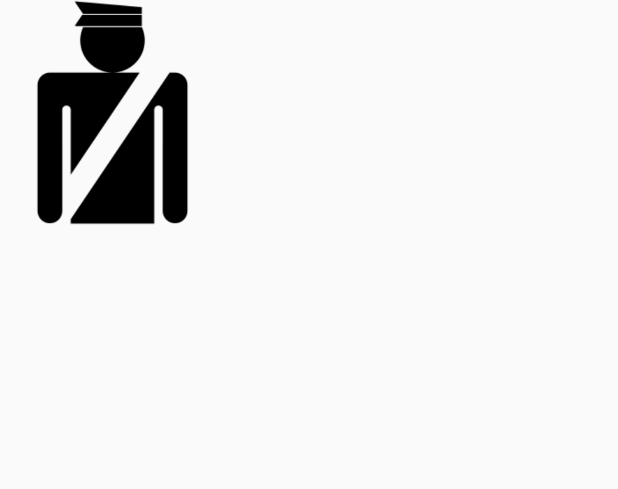
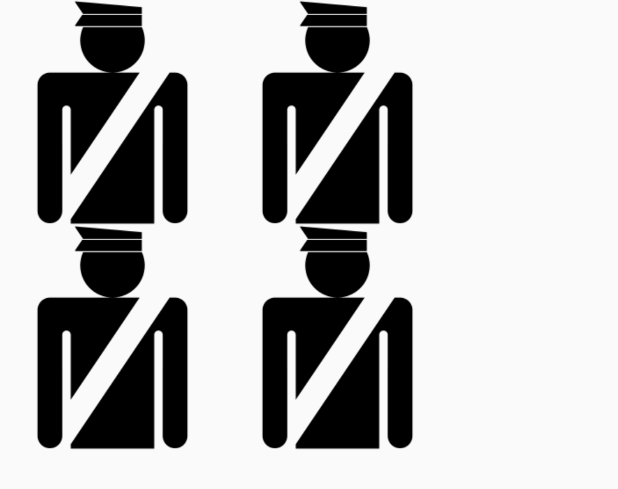
Before and after one commit to chiraphon303/EmerCall22, an Android app: the layout fragment_police.xml on its own in the app's theme, with its tools: preview values and no code run, on a phone screen of 412 x 824 dp. Shown: the top 489 px of the screen. Run offline under Robolectric (Android 15) with nearby library versions, the phone set to English and light mode, and no system bars.

Commit message:
Finish 19Feb

```diff
--- a/app/src/main/res/layout/fragment_police.xml
+++ b/app/src/main/res/layout/fragment_police.xml
@@ -3,17 +3,19 @@
     android:orientation="vertical" android:layout_width="match_parent"
     android:layout_height="match_parent">
 
+    <!--Red Layout-->
   <LinearLayout
       android:orientation="vertical"
       android:layout_width="wrap_content"
       android:layout_height="wrap_content">
 
+      <!--Blue Layout-->
       <LinearLayout
           android:orientation="horizontal"
           android:layout_width="wrap_content"
           android:layout_height="wrap_content">
 
-          <!--station1-->
+          <!--Green Layout-->
           <RelativeLayout
               android:layout_width="150dp"
               android:layout_height="150dp">
@@ -26,7 +28,50 @@
           </RelativeLayout>
 
 
-          <!--station2-->
+          <!--Green Layout-->
+          <RelativeLayout
+              android:layout_width="150dp"
+              android:layout_height="150dp">
+
+
+              <ImageView
+                  android:src="@drawable/station1"
+                  android:layout_width="match_parent"
+                  android:layout_height="match_parent" />
+          </RelativeLayout>
+
+
+      </LinearLayout>
+
+      <!--Blue Layout-->
+      <LinearLayout
+          android:orientation="horizontal"
+          android:layout_width="wrap_content"
+          android:layout_height="wrap_content">
+
+          <!--Green Layout-->
+          <RelativeLayout
+              android:layout_width="150dp"
+              android:layout_height="150dp">
+
+
+              <ImageView
+                  android:src="@drawable/station1"
+                  android:layout_width="match_parent"
+                  android:layout_height="match_parent" />
+          </RelativeLayout>
+
+          <!--Green Layout-->
+          <RelativeLayout
+              android:layout_width="150dp"
+              android:layout_height="150dp">
+
+
+              <ImageView
+                  android:src="@drawable/station1"
+                  android:layout_width="match_parent"
+                  android:layout_height="match_parent" />
+          </RelativeLayout>
 
 
       </LinearLayout>
```
